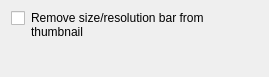
Qt form advancedcheckbox.ui (reveur12/imageshack-uploader) before a commit.
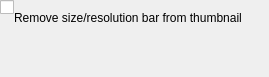
The same form after that commit. Custom widgets are drawn as their Qt base class.

Commit message: Layout spacing for checkbox

```diff
--- a/advancedcheckbox.ui
+++ b/advancedcheckbox.ui
@@ -7,7 +7,7 @@
     <x>0</x>
     <y>0</y>
     <width>269</width>
-    <height>49</height>
+    <height>77</height>
    </rect>
   </property>
   <property name="sizePolicy">
@@ -20,8 +20,17 @@
    <string>Form</string>
   </property>
   <layout class="QHBoxLayout" name="horizontalLayout">
+   <property name="spacing">
+    <number>0</number>
+   </property>
+   <property name="margin">
+    <number>0</number>
+   </property>
    <item>
     <layout class="QVBoxLayout" name="verticalLayout">
+     <property name="spacing">
+      <number>0</number>
+     </property>
      <property name="sizeConstraint">
       <enum>QLayout::SetMaximumSize</enum>
      </property>
@@ -58,6 +67,9 @@
    </item>
    <item>
     <layout class="QVBoxLayout" name="verticalLayout_2">
+     <property name="spacing">
+      <number>0</number>
+     </property>
      <item>
       <widget class="ClickableLabel" name="label">
        <property name="sizePolicy">
```
